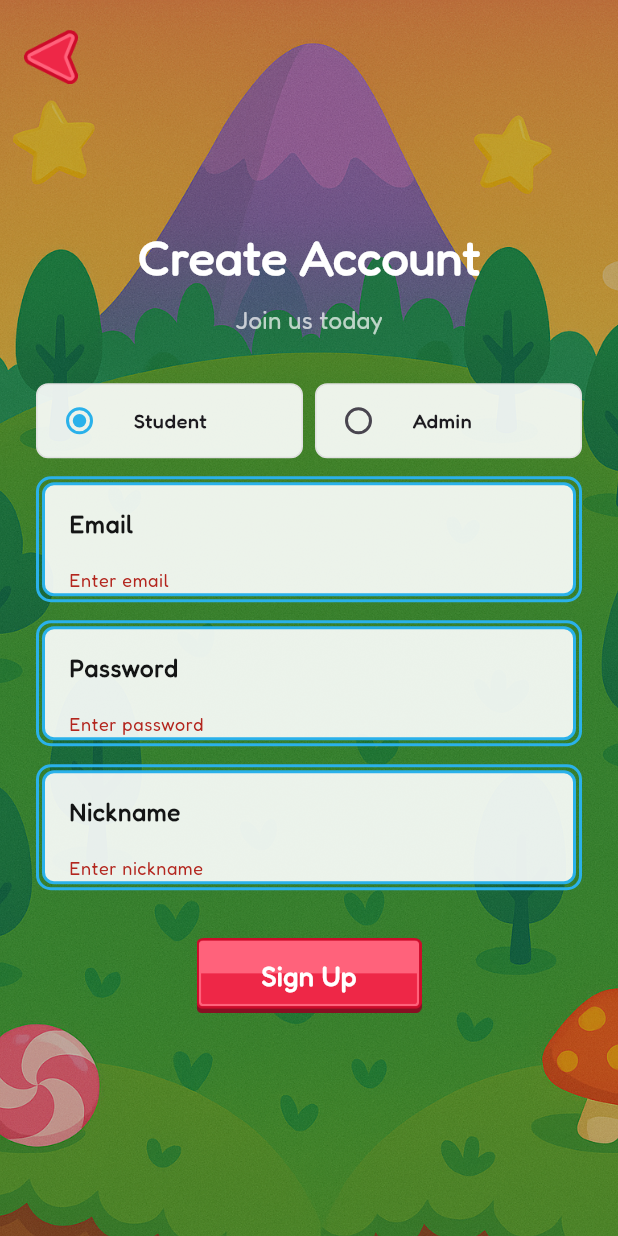
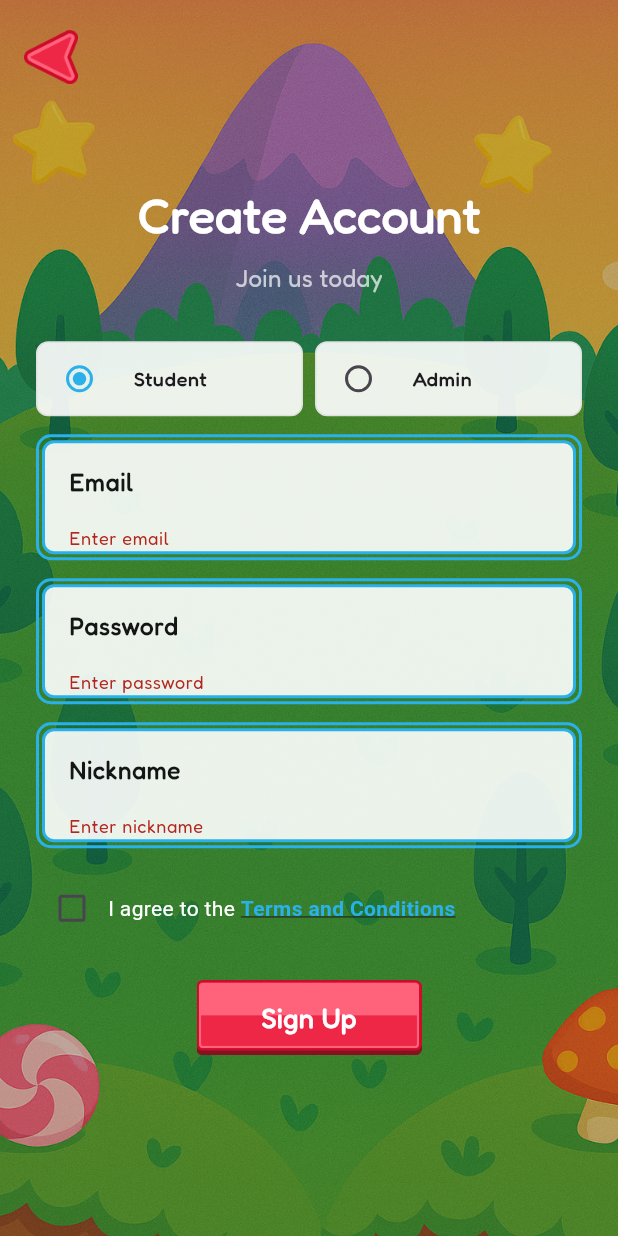
Before and after one commit to tfHasi/BhashaBuddy-Frontend, a Flutter app: the SignupScreen screen opened directly, after a tap on "Sign Up", on a phone screen of 412 x 824 dp. Run offline on Flutter 3.47's test engine with Material 3 defaults, Android fonts, the phone set to English and light mode, and no system bars; our stand-ins replace firebase_auth, firebase_core, flutter_dotenv, flutter_html; accounts and stored records are empty.

Commit message:
UPDATE: add terms and condition

```diff
--- a/frontend/lib/screens/signup_screen.dart
+++ b/frontend/lib/screens/signup_screen.dart
@@ -1,6 +1,7 @@
 import 'package:flutter/material.dart';
 import '../services/auth_service.dart';
 import './widgets/back_button.dart';
+import './widgets/terms_overlay.dart';
 
 class SignupScreen extends StatefulWidget {
   @override
@@ -15,9 +16,16 @@ class _SignupScreenState extends State<SignupScreen> {
   final _authService = AuthService();
   bool _isLoading = false;
   bool _isStudent = true;
+  bool _agreedToTerms = false;
 
   Future<void> _signup() async {
     if (!_formKey.currentState!.validate()) return;
+    if (!_agreedToTerms) {
+      ScaffoldMessenger.of(context).showSnackBar(
+        SnackBar(content: Text('You must agree to the terms and conditions.')),
+      );
+      return;
+    }
 
     setState(() => _isLoading = true);
     try {
@@ -87,7 +95,7 @@ Widget _styledTextField({
     const borderColor = Color.fromARGB(255, 42, 177, 234);
 
     return Container(
-    padding: EdgeInsets.all(2), // Outer border thickness
+      padding: EdgeInsets.all(2),
       decoration: BoxDecoration(
         border: Border.all(color: borderColor, width: 2),
         borderRadius: BorderRadius.circular(10),
@@ -103,9 +111,7 @@ Widget _styledTextField({
           obscureText: obscureText,
           keyboardType: keyboardType,
           validator: validator,
-        style: TextStyle(
-          fontWeight: FontWeight.bold,
-        ),
+          style: TextStyle(fontWeight: FontWeight.bold),
           decoration: InputDecoration(
             labelText: label,
             labelStyle: TextStyle(
@@ -156,7 +162,7 @@ Widget _styledTextField({
               ),
             ),
             Container(color: const Color.fromARGB(59, 0, 0, 0)),
-            /// Back Button aligned to top-left
+
             Positioned(
               top: 20,
               left: 16,
@@ -230,7 +236,46 @@ Widget _styledTextField({
                                 (v?.isEmpty ?? true) ? 'Enter nickname' : null,
                           ),
                         ],
-                        SizedBox(height: 32),
+                        SizedBox(height: 16),
+                        Row(
+                          children: [
+                            Checkbox(
+                              value: _agreedToTerms,
+                              onChanged: (val) {
+                                setState(() => _agreedToTerms = val ?? false);
+                              },
+                              activeColor:
+                                  const Color.fromARGB(255, 42, 177, 234),
+                            ),
+                            Expanded(
+                              child: GestureDetector(
+                                onTap: () => showDialog(
+                                  context: context,
+                                  builder: (_) => TermsOverlay(),
+                                ),
+                                child: Text.rich(
+                                  TextSpan(
+                                    text: 'I agree to the ',
+                                    style: TextStyle(
+                                        color: Colors.white, fontSize: 14),
+                                    children: [
+                                      TextSpan(
+                                        text: 'Terms and Conditions',
+                                        style: TextStyle(
+                                          decoration: TextDecoration.underline,
+                                          fontWeight: FontWeight.bold,
+                                          color:
+                                              Color.fromARGB(255, 42, 177, 234),
+                                        ),
+                                      )
+                                    ],
+                                  ),
+                                ),
+                              ),
+                            ),
+                          ],
+                        ),
+                        SizedBox(height: 24),
                         _styledButton(
                           label: 'Sign Up',
                           onPressed: _isLoading ? null : _signup,
```
Lines whose indentation alone changed are shown as unchanged.
